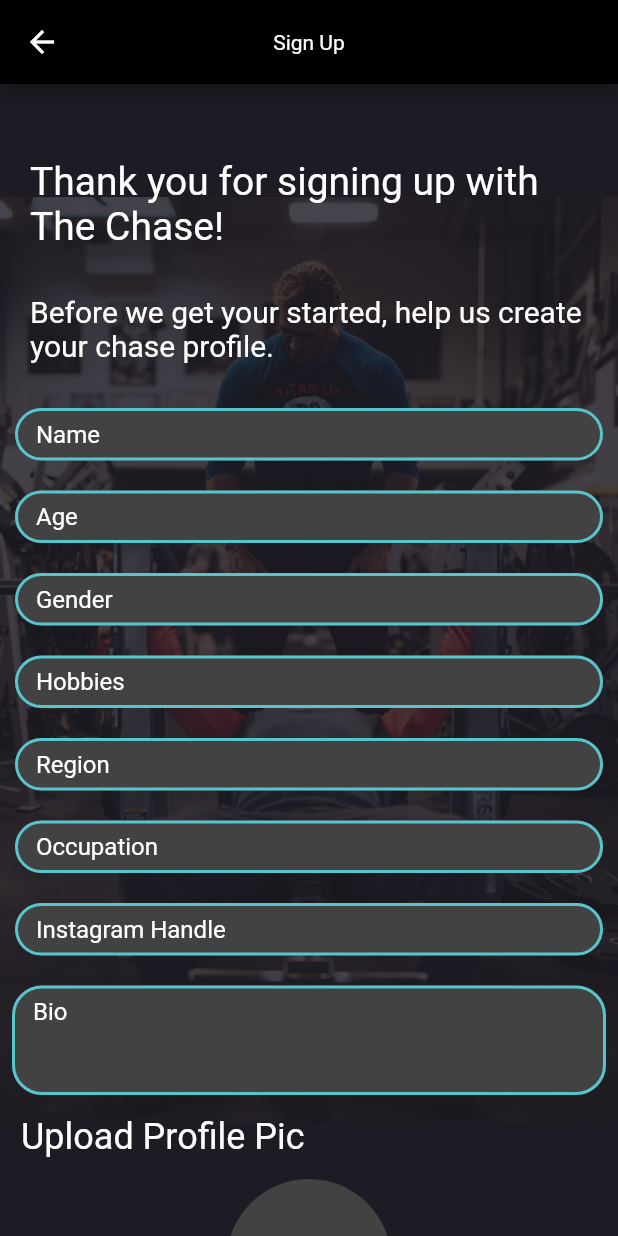
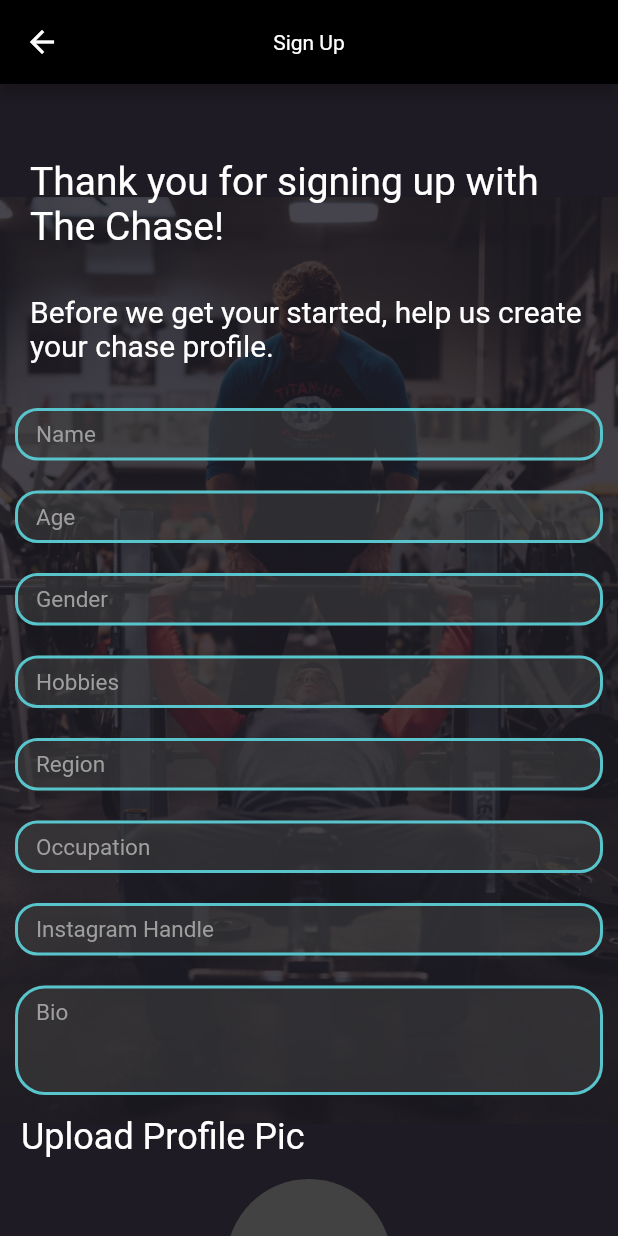
Before and after one commit to wencheng1298/CZ2006---RunCool, a Flutter app: the SignUpUI2 screen opened directly, on a phone screen of 412 x 824 dp. Run offline on Flutter 3.47's test engine with Material 2 defaults, Android fonts, the phone set to English and light mode, and no system bars; our stand-ins replace curved_navigation_bar, firebase_auth, firebase_core; missing offline and left inert: dart:ffi, date_range_picker; accounts and stored records are empty.

Commit message:
Fully removed old textinput

```diff
--- a/runcool/lib/pages/Events/GymmingUI/CreateGymmingUI1.dart
+++ b/runcool/lib/pages/Events/GymmingUI/CreateGymmingUI1.dart
@@ -46,7 +46,7 @@ class _CreateGymmingUI1State extends State<CreateGymmingUI1> {
                 ),
                 Padding(
                   padding: const EdgeInsets.only(left: 8, right: 8),
-                  child: InputTextField(),
+                  child: InputTextField1(height: 35),
                 ),
                 Align(
                   alignment: Alignment.topLeft,
--- a/runcool/lib/pages/Events/ZumbaUI/CreateZumbaUI1.dart
+++ b/runcool/lib/pages/Events/ZumbaUI/CreateZumbaUI1.dart
@@ -48,7 +48,7 @@ class _CreateZumbaUI1State extends State<CreateZumbaUI1> {
                     ),
                     Padding(
                       padding: const EdgeInsets.only(left: 8, right: 8),
-                      child: InputTextField(),
+                      child: InputTextField1(height: 35),
                     ),
                     Align(
                       alignment: Alignment.topLeft,
@@ -56,7 +56,7 @@ class _CreateZumbaUI1State extends State<CreateZumbaUI1> {
                     ),
                     Padding(
                       padding: const EdgeInsets.only(left: 8, right: 8),
-                      child: InputTextField(),
+                      child: InputTextField1(height: 35),
                     ),
                     Align(
                       alignment: Alignment.topLeft,
--- a/runcool/lib/pages/SignUpUI/SignUpSuccessUI.dart
+++ b/runcool/lib/pages/SignUpUI/SignUpSuccessUI.dart
@@ -1,5 +1,4 @@
 import 'package:flutter/material.dart';
-import '../../utils/InputTextField.dart';
 import '../../utils/InputFieldTextTitles.dart';
 import '../../utils/everythingUtils.dart';
 import './../RuncoolNavBar.dart';
--- a/runcool/lib/pages/SignUpUI/SignUpUI1.dart
+++ b/runcool/lib/pages/SignUpUI/SignUpUI1.dart
@@ -1,6 +1,4 @@
 import 'package:flutter/material.dart';
-import '../../utils/InputTextField.dart';
-import '../../utils/InputFieldTextTitles.dart';
 import './../../utils/everythingUtils.dart';
 import './SignUpUI2.dart';
 
--- a/runcool/lib/pages/SignUpUI/SignUpUI2.dart
+++ b/runcool/lib/pages/SignUpUI/SignUpUI2.dart
@@ -1,9 +1,6 @@
 import 'package:flutter/material.dart';
-import '../../utils/InputTextField.dart';
-import '../../utils/constants.dart';
-import './../../utils/backgroundImage.dart';
-import './../../utils/buttons.dart';
 import './SignUpSuccessUI.dart';
+import './../../utils/everythingUtils.dart';
 import '../../firebase/authentication.dart';
 
 class SignUpUI2 extends StatefulWidget {
@@ -75,34 +72,34 @@ class SignUpUI2State extends State<SignUpUI2> {
               SizedBox(height: 20),
               Padding(
                 padding: const EdgeInsets.all(10),
-                child: InputTextField(hint: "Name"),
+                child: InputTextField1(text: "Name", height: 35),
               ),
               Padding(
                 padding: const EdgeInsets.all(10),
-                child: InputTextField(hint: "Age"),
+                child: InputTextField1(text: "Age", height: 35),
               ),
               Padding(
                 padding: const EdgeInsets.all(10),
-                child: InputTextField(hint: "Gender"),
+                child: InputTextField1(text: "Gender", height: 35),
               ),
               Padding(
                 padding: const EdgeInsets.all(10),
-                child: InputTextField(hint: "Hobbies"),
+                child: InputTextField1(text: "Hobbies", height: 35),
               ),
               Padding(
                 padding: const EdgeInsets.all(10),
-                child: InputTextField(hint: "Region"),
+                child: InputTextField1(text: "Region", height: 35),
               ),
               Padding(
                 padding: const EdgeInsets.all(10),
-                child: InputTextField(hint: "Occupation"),
+                child: InputTextField1(text: "Occupation", height: 35),
               ),
               Padding(
                 padding: const EdgeInsets.all(10),
-                child: InputTextField(hint: "Instagram Handle"),
+                child: InputTextField1(text: "Instagram Handle", height: 35),
               ),
               Padding(
-                padding: const EdgeInsets.only(top: 10, left: 8, right: 8),
+                padding: const EdgeInsets.only(top: 10, left: 10, right: 10),
                 child: TextField(
                   autofocus: false,
                   keyboardType: TextInputType.multiline,
@@ -111,7 +108,7 @@ class SignUpUI2State extends State<SignUpUI2> {
                   style: TextStyle(color: Colors.white),
                   decoration: InputDecoration(
                     filled: true,
-                    fillColor: Colors.grey[800],
+                    fillColor: Colors.grey[800].withOpacity(0.5),
                     contentPadding:
                         EdgeInsets.only(left: 14, bottom: 8, top: 8),
                     focusedBorder: OutlineInputBorder(
@@ -123,7 +120,7 @@ class SignUpUI2State extends State<SignUpUI2> {
                       borderRadius: BorderRadius.circular(20),
                     ),
                     hintText: "Bio",
-                    hintStyle: TextStyle(color: Colors.white),
+                    hintStyle: TextStyle(color: Colors.grey, fontSize: 15),
                   ),
                 ),
               ),
--- a/runcool/lib/utils/InputTextField.dart
+++ /dev/null
@@ -1,38 +0,0 @@
-import 'package:flutter/material.dart';
-
-class InputTextField extends StatelessWidget {
-  final Color _turqoise = Color(0xff58C5CC);
-  final String hint;
-
-  InputTextField({this.hint});
-
-  @override
-  Widget build(BuildContext context) {
-    return Theme(
-      data: Theme.of(context).copyWith(splashColor: Colors.transparent),
-      child: Container(
-        height: 35,
-        child: TextField(
-          autofocus: false,
-          keyboardType: TextInputType.streetAddress,
-          style: TextStyle(color: Colors.white),
-          decoration: InputDecoration(
-            filled: true,
-            fillColor: Colors.grey[800],
-            contentPadding: EdgeInsets.only(left: 14, bottom: 8, top: 8),
-            focusedBorder: OutlineInputBorder(
-              borderSide: BorderSide(color: _turqoise, width: 2),
-              borderRadius: BorderRadius.circular(35),
-            ),
-            enabledBorder: OutlineInputBorder(
-              borderSide: BorderSide(color: _turqoise, width: 2),
-              borderRadius: BorderRadius.circular(35),
-            ),
-            hintText: hint?? "",
-            hintStyle: TextStyle(color: Colors.white),
-          ),
-        ),
-      ),
-    );
-  }
-}
--- a/runcool/lib/utils/everythingUtils.dart
+++ b/runcool/lib/utils/everythingUtils.dart
@@ -7,5 +7,4 @@ export 'EventTextDetails.dart';
 export 'EventTextTitle.dart';
 export 'GoogleMapPlacement.dart';
 export 'InputFieldTextTitles.dart';
-export 'InputTextField.dart';
 export 'TimePickerWidget.dart';
```
Also changed, not shown: runcool/lib/pages/Events/EventPage.dart (+13 -0 lines), runcool/lib/pages/Events/RunningUI/CreateRunningUI1.dart (+4 -6 lines), runcool/lib/pages/SettingsUI/SettingsUI.dart (+1 -7 lines).
